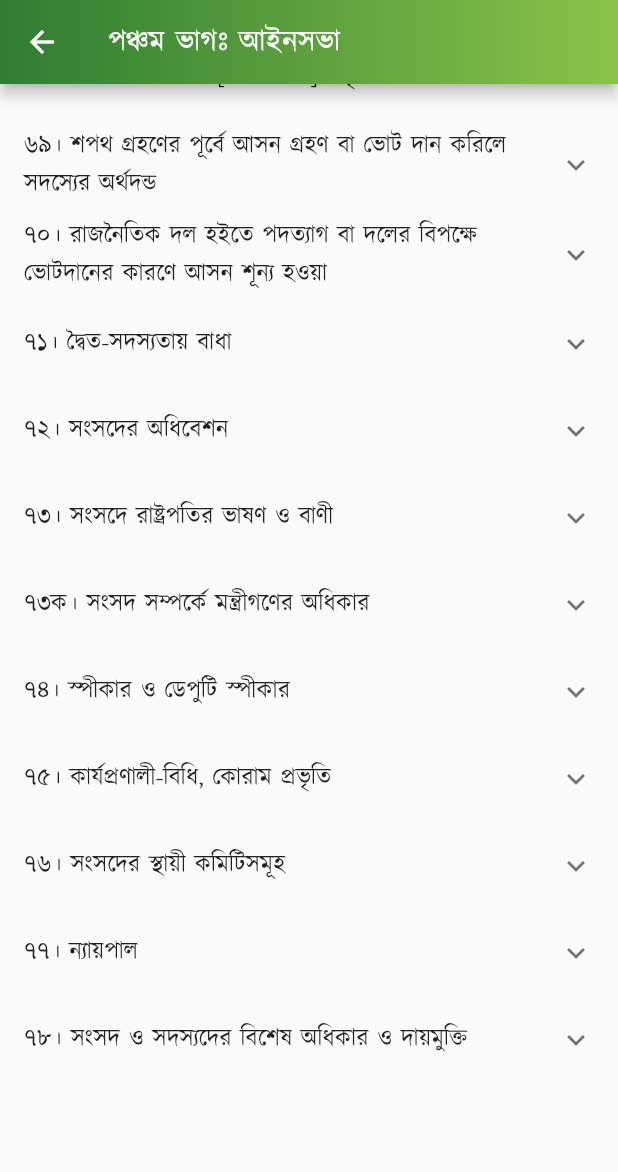
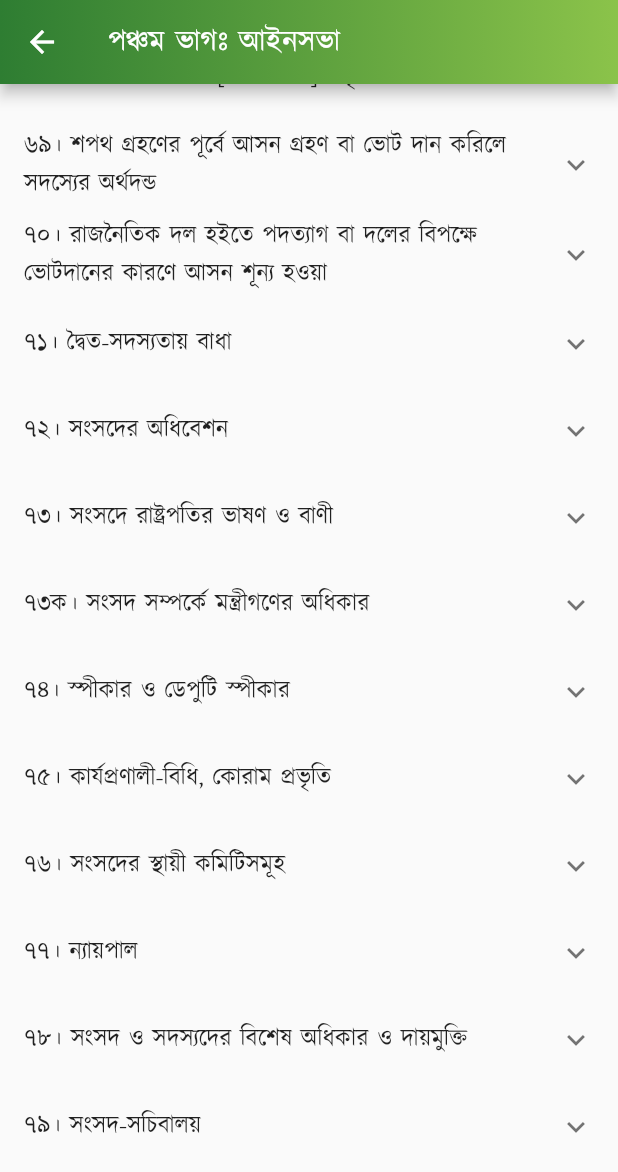
Before and after one commit to Azimul-Haque/flutter-onesignal, a Flutter app: the PartFive screen opened directly, scrolled down 309 dp, on a phone screen of 412 x 824 dp. Shown: the top 1172 px of the screen. Run offline on Flutter 3.47's test engine with Material 2 defaults, Android fonts, the phone set to English and light mode, and no system bars; our stand-ins replace fluttertoast, package_info_plus, percent_indicator, shared_preferences, sqflite; missing offline and left inert: blinking_text, flutter_share, onesignal_flutter, slide_popup_dialog; accounts and stored records are empty; network calls fail.

Commit message:
Commit Sun 03/27/2022 23:46:23.17 20580

```diff
--- a/lib/pages/constitution/part5.dart
+++ b/lib/pages/constitution/part5.dart
@@ -349,7 +349,37 @@ class PartFive extends StatelessWidget {
               )),
               ListTile(
                   title: SelectableText(
+                '(৫) এই অনুচ্ছেদ-সাপেক্ষে সংসদের আইন-দ্বারা সংসদের, সংসদের কমিটিসমূহের এবং সংসদ-সদস্যদের বিশেষ-অধিকার নির্ধারণ করা যাইতে পারিবে।',
+                textAlign: TextAlign.justify,
+              )),
+            ],
+          ),
+          ExpansionTile(
+            title: Text('৭৯। সংসদ-সচিবালয়'),
+            children: <Widget>[
+              ListTile(
+                  title: SelectableText(
+                '৭৮। (১) সংসদের কার্যধারার বৈধতা সম্পর্কে কোন আদালতে প্রশ্ন উত্থাপন করা যাইবে না।',
+                textAlign: TextAlign.justify,
+              )),
+              ListTile(
+                  title: SelectableText(
+                '(২) সংসদের যে সদস্য বা কর্মচারীর উপর সংসদের কার্যপ্রণালী নিয়ন্ত্রণ, কার্যপরিচালনা বা শৃঙ্খলা রক্ষার ক্ষমতা ন্যস্ত থাকিবে, তিনি সকল ক্ষমতা-প্রয়োগ সম্পর্কিত কোন ব্যাপারে কোন আদালতের এখতিয়ারের অধীন হইবেন না।',
+                textAlign: TextAlign.justify,
+              )),
+              ListTile(
+                  title: SelectableText(
+                '(৩) সংসদে বা সংসদের কোন কমিটিতে কিছু বলা বা ভোটদানের জন্য কোন সংসদ-সদস্যের বিরুদ্ধে কোন আদালতে কার্যধারা গ্রহণ করা যাইবে না।',
+                textAlign: TextAlign.justify,
+              )),
+              ListTile(
+                  title: SelectableText(
                 '(৪) সংসদ কর্তৃক বা সংসদের কর্তৃত্বে কোন রিপোর্ট, কাগজপত্র, ভোট বা কার্যধারা প্রকাশের জন্য কোন ব্যক্তির বিরুদ্ধে কোন আদালতে কোন কার্যধারা গ্রহণ করা যাইবে না।',
+                textAlign: TextAlign.justify,
+              )),
+              ListTile(
+                  title: SelectableText(
+                '(৫) এই অনুচ্ছেদ-সাপেক্ষে সংসদের আইন-দ্বারা সংসদের, সংসদের কমিটিসমূহের এবং সংসদ-সদস্যদের বিশেষ-অধিকার নির্ধারণ করা যাইতে পারিবে।',
                 textAlign: TextAlign.justify,
               )),
             ],
@@ -358,7 +388,7 @@ class PartFive extends StatelessWidget {
             padding: EdgeInsets.all(15),
             child: Column(children: <Widget>[
               Text(
-                "\n\n \n\n \n\n৭৯। সংসদ-সচিবালয় \n\n\n২য় পরিচ্ছেদঃ আইন প্রনয়ন ও অর্থসংক্রান্ত পদ্ধতি \n\n৮০। আইন প্রণয়ন পদ্ধতি \n\n৮১। অর্থবিল \n\n৮২। আর্থিক ব্যবস্থাবলীর সুপারিশ \n\n৮৩। সংসদের আইন ব্যতীত করারোপে বাধা \n\n৮৪। সংযুক্ত তহবিল ও প্রজাতন্ত্রের সরকারী হিসাব \n\n৮৫। সরকারী অর্থের নিয়ন্ত্রণ \n\n৮৬। প্রজাতন্ত্রের সরকারী হিসাবে প্রদেয় অর্থ \n\n৮৭। বার্ষিক আর্থিক বিবৃতি \n\n৮৮। সংযুক্ত তহবিলের উপর দায় \n\n৮৯। বার্ষিক আর্থিক বিবৃতি সম্পর্কিত পদ্ধতি \n\n৯০। নির্দিষ্টকরণ আইন \n\n৯১। সম্পূরক ও অতিরিক্ত মঞ্জুরী \n\n৯২। হিসাব, ঋণ প্রভৃতির উপর ভোট \n\n৯২ক। [বিলুপ্ত] \n\n\n৩য় পরিচ্ছেদঃ অধ্যাদেশপ্রণয়ন-ক্ষমতা \n\n৯৩। অধ্যাদেশপ্রণয়ন-ক্ষমতা",
+                "\n\n২য় পরিচ্ছেদঃ আইন প্রনয়ন ও অর্থসংক্রান্ত পদ্ধতি \n\n৮০। আইন প্রণয়ন পদ্ধতি \n\n৮১। অর্থবিল \n\n৮২। আর্থিক ব্যবস্থাবলীর সুপারিশ \n\n৮৩। সংসদের আইন ব্যতীত করারোপে বাধা \n\n৮৪। সংযুক্ত তহবিল ও প্রজাতন্ত্রের সরকারী হিসাব \n\n৮৫। সরকারী অর্থের নিয়ন্ত্রণ \n\n৮৬। প্রজাতন্ত্রের সরকারী হিসাবে প্রদেয় অর্থ \n\n৮৭। বার্ষিক আর্থিক বিবৃতি \n\n৮৮। সংযুক্ত তহবিলের উপর দায় \n\n৮৯। বার্ষিক আর্থিক বিবৃতি সম্পর্কিত পদ্ধতি \n\n৯০। নির্দিষ্টকরণ আইন \n\n৯১। সম্পূরক ও অতিরিক্ত মঞ্জুরী \n\n৯২। হিসাব, ঋণ প্রভৃতির উপর ভোট \n\n৯২ক। [বিলুপ্ত] \n\n\n৩য় পরিচ্ছেদঃ অধ্যাদেশপ্রণয়ন-ক্ষমতা \n\n৯৩। অধ্যাদেশপ্রণয়ন-ক্ষমতা",
                 style:
                     TextStyle(color: Colors.black87, fontSize: 15, height: 1.5),
                 textAlign: TextAlign.justify,
```
